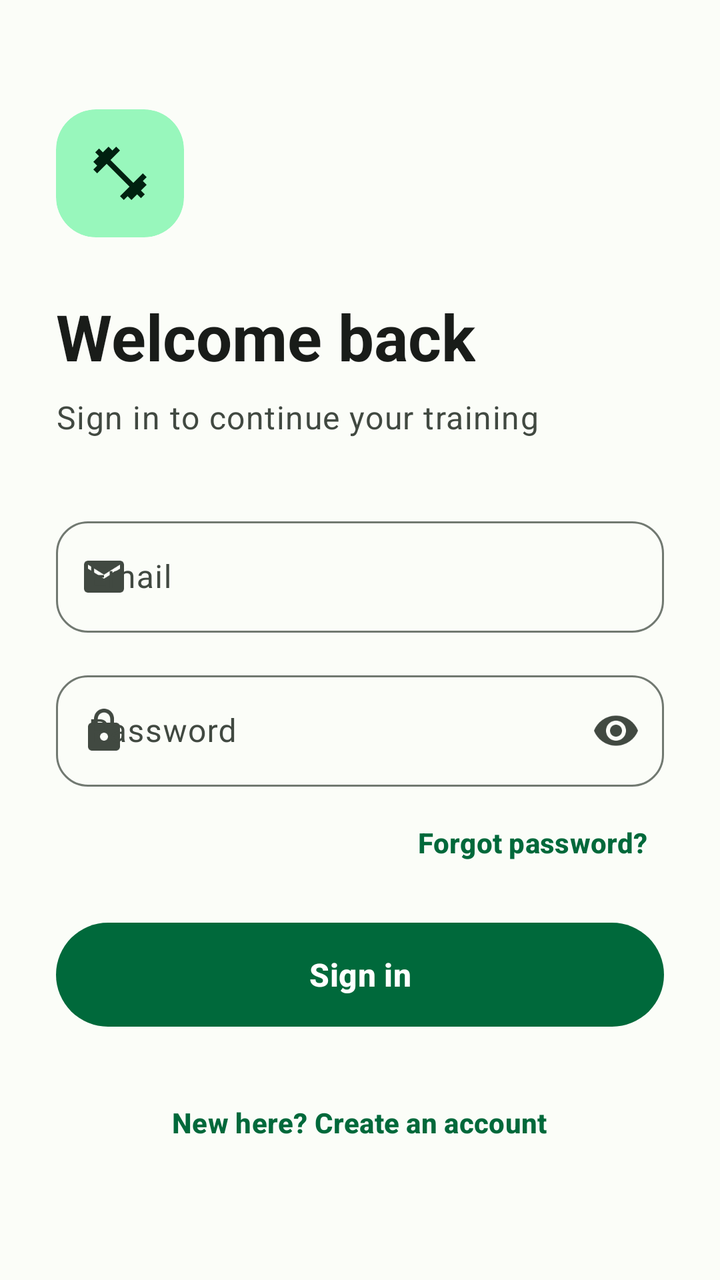
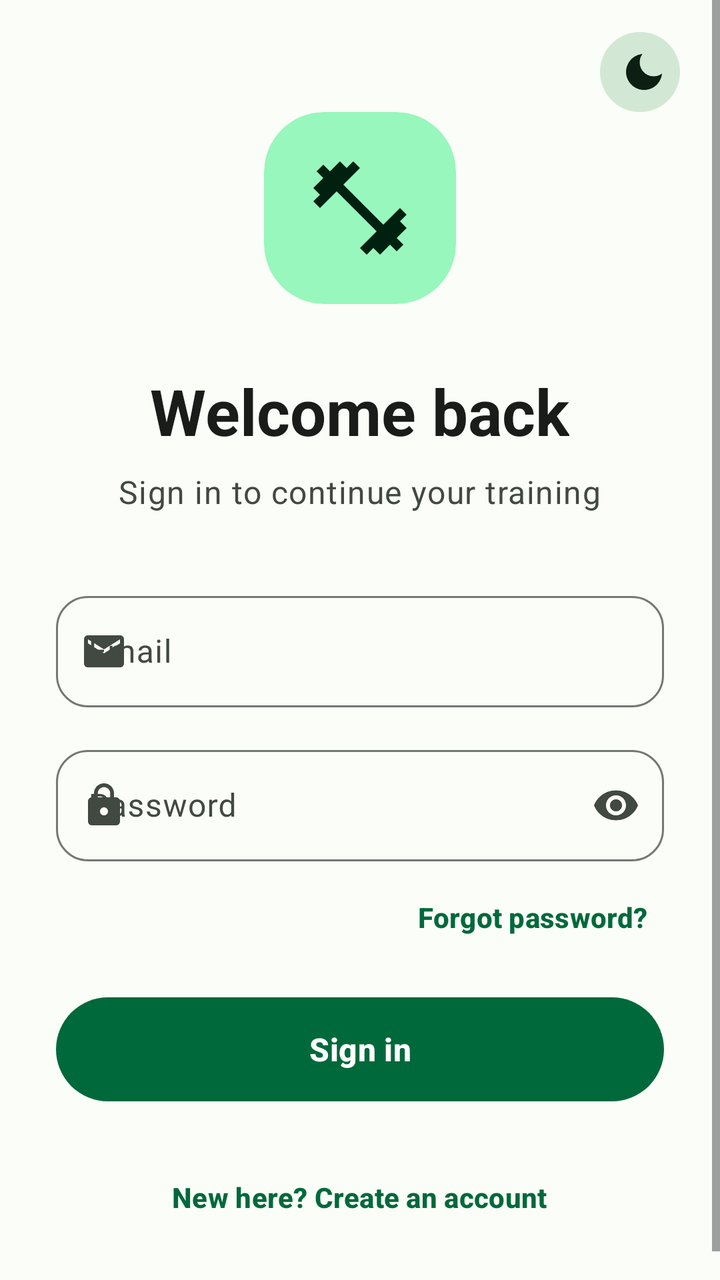

Screens rendered from an Android XML layout before and after an edit, with the pre-edit source and the edit as a unified diff.
<!-- AndroidManifest.xml: application theme Theme.FitnessTracker -->
<!-- res/layout/activity_login.xml -->
<?xml version="1.0" encoding="utf-8"?>
<ScrollView xmlns:android="http://schemas.android.com/apk/res/android"
    xmlns:app="http://schemas.android.com/apk/res-auto"
    xmlns:tools="http://schemas.android.com/tools"
    android:layout_width="match_parent"
    android:layout_height="match_parent"
    android:background="?attr/colorSurface"
    android:fillViewport="true"
    android:fitsSystemWindows="true"
    tools:context=".LoginActivity">

    <LinearLayout
        android:layout_width="match_parent"
        android:layout_height="wrap_content"
        android:gravity="center_vertical"
        android:orientation="vertical"
        android:paddingStart="28dp"
        android:paddingTop="32dp"
        android:paddingEnd="28dp"
        android:paddingBottom="32dp">

        
        <com.google.android.material.card.MaterialCardView
            style="@style/Widget.Material3.CardView.Filled"
            android:layout_width="64dp"
            android:layout_height="64dp"
            app:cardBackgroundColor="?attr/colorPrimaryContainer"
            app:cardCornerRadius="20dp"
            app:cardElevation="0dp">

            <ImageView
                android:layout_width="32dp"
                android:layout_height="32dp"
                android:layout_gravity="center"
                android:importantForAccessibility="no"
                app:srcCompat="@drawable/ic_workout"
                app:tint="?attr/colorOnPrimaryContainer" />
        </com.google.android.material.card.MaterialCardView>

        <TextView
            android:layout_width="wrap_content"
            android:layout_height="wrap_content"
            android:layout_marginTop="28dp"
            android:text="Welcome back"
            android:textAppearance="?attr/textAppearanceHeadlineLarge"
            android:textColor="?attr/colorOnSurface"
            android:textStyle="bold" />

        <TextView
            android:layout_width="wrap_content"
            android:layout_height="wrap_content"
            android:layout_marginTop="8dp"
            android:layout_marginBottom="36dp"
            android:text="Sign in to continue your training"
            android:textAppearance="?attr/textAppearanceBodyLarge"
            android:textColor="?attr/colorOnSurfaceVariant" />

        <com.google.android.material.textfield.TextInputLayout
            android:id="@+id/tilEmail"
            style="@style/Widget.Material3.TextInputLayout.OutlinedBox"
            android:layout_width="match_parent"
            android:layout_height="wrap_content"
            android:hint="Email"
            app:boxCornerRadiusBottomEnd="16dp"
            app:boxCornerRadiusBottomStart="16dp"
            app:boxCornerRadiusTopEnd="16dp"
            app:boxCornerRadiusTopStart="16dp"
            app:startIconDrawable="@drawable/ic_email">

            <com.google.android.material.textfield.TextInputEditText
                android:id="@+id/etEmail"
                android:layout_width="match_parent"
                android:layout_height="wrap_content"
                android:autofillHints="emailAddress"
                android:imeOptions="actionNext"
                android:inputType="textEmailAddress" />
        </com.google.android.material.textfield.TextInputLayout>

        <com.google.android.material.textfield.TextInputLayout
            android:id="@+id/tilPassword"
            style="@style/Widget.Material3.TextInputLayout.OutlinedBox"
            android:layout_width="match_parent"
            android:layout_height="wrap_content"
            android:layout_marginTop="16dp"
            android:hint="Password"
            app:boxCornerRadiusBottomEnd="16dp"
            app:boxCornerRadiusBottomStart="16dp"
            app:boxCornerRadiusTopEnd="16dp"
            app:boxCornerRadiusTopStart="16dp"
            app:endIconMode="password_toggle"
            app:startIconDrawable="@drawable/ic_lock">

            <com.google.android.material.textfield.TextInputEditText
                android:id="@+id/etPassword"
                android:layout_width="match_parent"
                android:layout_height="wrap_content"
                android:autofillHints="password"
                android:imeOptions="actionDone"
                android:inputType="textPassword" />
        </com.google.android.material.textfield.TextInputLayout>

        <TextView
            android:id="@+id/tvForgotPassword"
            android:layout_width="wrap_content"
            android:layout_height="wrap_content"
            android:layout_gravity="end"
            android:layout_marginTop="4dp"
            android:background="?attr/selectableItemBackground"
            android:clickable="true"
            android:focusable="true"
            android:gravity="center_vertical"
            android:minHeight="48dp"
            android:paddingStart="8dp"
            android:paddingEnd="8dp"
            android:text="Forgot password?"
            android:textAppearance="?attr/textAppearanceLabelLarge"
            android:textColor="?attr/colorPrimary"
            android:textStyle="bold" />

        <com.google.android.material.button.MaterialButton
            android:id="@+id/btnLogin"
            android:layout_width="match_parent"
            android:layout_height="60dp"
            android:layout_marginTop="12dp"
            android:text="Sign in"
            android:textAppearance="?attr/textAppearanceTitleMedium"
            android:textStyle="bold"
            app:cornerRadius="30dp" />

        <com.google.android.material.progressindicator.CircularProgressIndicator
            android:id="@+id/progress"
            android:layout_width="wrap_content"
            android:layout_height="wrap_content"
            android:layout_gravity="center_horizontal"
            android:layout_marginTop="20dp"
            android:indeterminate="true"
            android:visibility="gone" />

        <TextView
            android:id="@+id/tvRegister"
            android:layout_width="wrap_content"
            android:layout_height="wrap_content"
            android:layout_gravity="center_horizontal"
            android:layout_marginTop="20dp"
            android:background="?attr/selectableItemBackground"
            android:clickable="true"
            android:focusable="true"
            android:gravity="center"
            android:minHeight="48dp"
            android:paddingStart="12dp"
            android:paddingEnd="12dp"
            android:text="New here? Create an account"
            android:textAppearance="?attr/textAppearanceLabelLarge"
            android:textColor="?attr/colorPrimary"
            android:textStyle="bold" />
    </LinearLayout>
</ScrollView>
<!-- resources referenced by this layout -->
<resources>
  <!-- drawable ic_email (drawable) -->
  <?xml version="1.0" encoding="utf-8"?>
  <vector xmlns:android="http://schemas.android.com/apk/res/android"
      android:width="24dp"
      android:height="24dp"
      android:viewportWidth="24"
      android:viewportHeight="24">
      <path
          android:fillColor="#FFFFFFFF"
          android:pathData="M20,4H4C2.9,4 2.01,4.9 2.01,6L2,18c0,1.1 0.9,2 2,2h16c1.1,0 2,-0.9 2,-2V6c0,-1.1 -0.9,-2 -2,-2zM20,8l-8,5 -8,-5V6l8,5 8,-5v2z" />
  </vector>
  <!-- drawable ic_lock (drawable) -->
  <?xml version="1.0" encoding="utf-8"?>
  <vector xmlns:android="http://schemas.android.com/apk/res/android"
      android:width="24dp"
      android:height="24dp"
      android:viewportWidth="24"
      android:viewportHeight="24">
      <path
          android:fillColor="#FFFFFFFF"
          android:pathData="M18,8h-1V6c0,-2.76 -2.24,-5 -5,-5S7,3.24 7,6v2H6c-1.1,0 -2,0.9 -2,2v10c0,1.1 0.9,2 2,2h12c1.1,0 2,-0.9 2,-2V10c0,-1.1 -0.9,-2 -2,-2zM12,17c-1.1,0 -2,-0.9 -2,-2s0.9,-2 2,-2 2,0.9 2,2 -0.9,2 -2,2zM15.1,8H8.9V6c0,-1.71 1.39,-3.1 3.1,-3.1 1.71,0 3.1,1.39 3.1,3.1v2z" />
  </vector>
  <!-- drawable ic_workout (drawable) -->
  <?xml version="1.0" encoding="utf-8"?>
  <vector xmlns:android="http://schemas.android.com/apk/res/android"
      android:width="24dp"
      android:height="24dp"
      android:viewportWidth="24"
      android:viewportHeight="24">
      <path
          android:fillColor="#FFFFFFFF"
          android:pathData="M20.57,14.86L22,13.43 20.57,12 17,15.57 8.43,7 12,3.43 10.57,2 9.14,3.43 7.71,2 5.57,4.14 4.14,2.71 2.71,4.14l1.43,1.43L2,7.71l1.43,1.43L2,10.57 3.43,12 7,8.43 15.57,17 12,20.57 13.43,22l1.43,-1.43L16.29,22l2.14,-2.14 1.43,1.43 1.43,-1.43 -1.43,-1.43L22,16.29z" />
  </vector>
  <color name="fit_primary">#00693B</color>
  <color name="fit_on_primary">#FFFFFF</color>
  <color name="fit_primary_container">#98F7BC</color>
  <color name="fit_on_primary_container">#002110</color>
  <color name="fit_primary_inverse">#4ADE80</color>
  <color name="fit_secondary">#4F6354</color>
  <color name="fit_on_secondary">#FFFFFF</color>
  <color name="fit_secondary_container">#D2E8D5</color>
  <color name="fit_on_secondary_container">#0D1F13</color>
  <color name="fit_tertiary">#9A4500</color>
  <color name="fit_on_tertiary">#FFFFFF</color>
  <color name="fit_tertiary_container">#FFDBC8</color>
  <color name="fit_on_tertiary_container">#331200</color>
  <color name="fit_error">#BA1A1A</color>
  <color name="fit_on_error">#FFFFFF</color>
  <color name="fit_error_container">#FFDAD6</color>
  <color name="fit_on_error_container">#410002</color>
  <color name="fit_background">#FBFDF8</color>
  <color name="fit_on_background">#191C19</color>
  <color name="fit_surface">#FBFDF8</color>
  <color name="fit_on_surface">#191C19</color>
  <color name="fit_surface_variant">#DDE5DB</color>
  <color name="fit_on_surface_variant">#414941</color>
  <color name="fit_surface_inverse">#2E312E</color>
  <color name="fit_on_surface_inverse">#EFF1EC</color>
  <color name="fit_outline">#717971</color>
  <color name="fit_outline_variant">#C1C9BF</color>
  <color name="fit_surface_container_lowest">#FFFFFF</color>
  <color name="fit_surface_container_low">#F2F5F0</color>
  <color name="fit_surface_container">#ECEFEA</color>
  <color name="fit_surface_container_high">#E6E9E4</color>
  <color name="fit_surface_container_highest">#E1E3DE</color>
  <!-- unchanged entries left out for length: 1 -->
</resources>

<!-- the commit's change to res/layout/activity_login.xml (unified diff, before → after) -->
@@ -1,157 +1,179 @@
 <?xml version="1.0" encoding="utf-8"?>
-<ScrollView xmlns:android="http://schemas.android.com/apk/res/android"
+<FrameLayout xmlns:android="http://schemas.android.com/apk/res/android"
     xmlns:app="http://schemas.android.com/apk/res-auto"
     xmlns:tools="http://schemas.android.com/tools"
     android:layout_width="match_parent"
     android:layout_height="match_parent"
     android:background="?attr/colorSurface"
-    android:fillViewport="true"
     android:fitsSystemWindows="true"
     tools:context=".LoginActivity">
 
-    <LinearLayout
+    <ScrollView
         android:layout_width="match_parent"
-        android:layout_height="wrap_content"
-        android:gravity="center_vertical"
-        android:orientation="vertical"
-        android:paddingStart="28dp"
-        android:paddingTop="32dp"
-        android:paddingEnd="28dp"
-        android:paddingBottom="32dp">
+        android:layout_height="match_parent"
+        android:fillViewport="true">
 
-        
-        <com.google.android.material.card.MaterialCardView
-            style="@style/Widget.Material3.CardView.Filled"
-            android:layout_width="64dp"
-            android:layout_height="64dp"
-            app:cardBackgroundColor="?attr/colorPrimaryContainer"
-            app:cardCornerRadius="20dp"
-            app:cardElevation="0dp">
-
-            <ImageView
-                android:layout_width="32dp"
-                android:layout_height="32dp"
-                android:layout_gravity="center"
-                android:importantForAccessibility="no"
-                app:srcCompat="@drawable/ic_workout"
-                app:tint="?attr/colorOnPrimaryContainer" />
-        </com.google.android.material.card.MaterialCardView>
-
-        <TextView
-            android:layout_width="wrap_content"
-            android:layout_height="wrap_content"
-            android:layout_marginTop="28dp"
-            android:text="Welcome back"
-            android:textAppearance="?attr/textAppearanceHeadlineLarge"
-            android:textColor="?attr/colorOnSurface"
-            android:textStyle="bold" />
-
-        <TextView
-            android:layout_width="wrap_content"
-            android:layout_height="wrap_content"
-            android:layout_marginTop="8dp"
-            android:layout_marginBottom="36dp"
-            android:text="Sign in to continue your training"
-            android:textAppearance="?attr/textAppearanceBodyLarge"
-            android:textColor="?attr/colorOnSurfaceVariant" />
-
-        <com.google.android.material.textfield.TextInputLayout
-            android:id="@+id/tilEmail"
-            style="@style/Widget.Material3.TextInputLayout.OutlinedBox"
+        <LinearLayout
             android:layout_width="match_parent"
             android:layout_height="wrap_content"
-            android:hint="Email"
-            app:boxCornerRadiusBottomEnd="16dp"
-            app:boxCornerRadiusBottomStart="16dp"
-            app:boxCornerRadiusTopEnd="16dp"
-            app:boxCornerRadiusTopStart="16dp"
-            app:startIconDrawable="@drawable/ic_email">
+            android:gravity="center_horizontal"
+            android:orientation="vertical"
+            android:paddingStart="28dp"
+            android:paddingTop="56dp"
+            android:paddingEnd="28dp"
+            android:paddingBottom="32dp">
 
-            <com.google.android.material.textfield.TextInputEditText
-                android:id="@+id/etEmail"
+            
+            <com.google.android.material.card.MaterialCardView
+                style="@style/Widget.Material3.CardView.Filled"
+                android:layout_width="96dp"
+                android:layout_height="96dp"
+                android:layout_gravity="center_horizontal"
+                app:cardBackgroundColor="?attr/colorPrimaryContainer"
+                app:cardCornerRadius="30dp"
+                app:cardElevation="0dp">
+
+                <ImageView
+                    android:layout_width="56dp"
+                    android:layout_height="56dp"
+                    android:layout_gravity="center"
+                    android:importantForAccessibility="no"
+                    app:srcCompat="@drawable/ic_workout"
+                    app:tint="?attr/colorOnPrimaryContainer" />
+            </com.google.android.material.card.MaterialCardView>
+
+            <TextView
+                android:layout_width="wrap_content"
+                android:layout_height="wrap_content"
+                android:layout_marginTop="32dp"
+                android:gravity="center"
+                android:text="Welcome back"
+                android:textAppearance="?attr/textAppearanceHeadlineLarge"
+                android:textColor="?attr/colorOnSurface"
+                android:textStyle="bold" />
+
+            <TextView
+                android:layout_width="wrap_content"
+                android:layout_height="wrap_content"
+                android:layout_marginTop="8dp"
+                android:layout_marginBottom="36dp"
+                android:gravity="center"
+                android:text="Sign in to continue your training"
+                android:textAppearance="?attr/textAppearanceBodyLarge"
+                android:textColor="?attr/colorOnSurfaceVariant" />
+
+            <com.google.android.material.textfield.TextInputLayout
+                android:id="@+id/tilEmail"
+                style="@style/Widget.Material3.TextInputLayout.OutlinedBox"
                 android:layout_width="match_parent"
                 android:layout_height="wrap_content"
-                android:autofillHints="emailAddress"
-                android:imeOptions="actionNext"
-                android:inputType="textEmailAddress" />
-        </com.google.android.material.textfield.TextInputLayout>
+                android:hint="Email"
+                app:boxCornerRadiusBottomEnd="16dp"
+                app:boxCornerRadiusBottomStart="16dp"
+                app:boxCornerRadiusTopEnd="16dp"
+                app:boxCornerRadiusTopStart="16dp"
+                app:startIconDrawable="@drawable/ic_email">
 
-        <com.google.android.material.textfield.TextInputLayout
-            android:id="@+id/tilPassword"
-            style="@style/Widget.Material3.TextInputLayout.OutlinedBox"
-            android:layout_width="match_parent"
-            android:layout_height="wrap_content"
-            android:layout_marginTop="16dp"
-            android:hint="Password"
-            app:boxCornerRadiusBottomEnd="16dp"
-            app:boxCornerRadiusBottomStart="16dp"
-            app:boxCornerRadiusTopEnd="16dp"
-            app:boxCornerRadiusTopStart="16dp"
-            app:endIconMode="password_toggle"
-            app:startIconDrawable="@drawable/ic_lock">
+                <com.google.android.material.textfield.TextInputEditText
+                    android:id="@+id/etEmail"
+                    android:layout_width="match_parent"
+                    android:layout_height="wrap_content"
+                    android:autofillHints="emailAddress"
+                    android:imeOptions="actionNext"
+                    android:inputType="textEmailAddress" />
+            </com.google.android.material.textfield.TextInputLayout>
 
-            <com.google.android.material.textfield.TextInputEditText
-                android:id="@+id/etPassword"
+            <com.google.android.material.textfield.TextInputLayout
+                android:id="@+id/tilPassword"
+                style="@style/Widget.Material3.TextInputLayout.OutlinedBox"
                 android:layout_width="match_parent"
                 android:layout_height="wrap_content"
-                android:autofillHints="password"
-                android:imeOptions="actionDone"
-                android:inputType="textPassword" />
-        </com.google.android.material.textfield.TextInputLayout>
+                android:layout_marginTop="16dp"
+                android:hint="Password"
+                app:boxCornerRadiusBottomEnd="16dp"
+                app:boxCornerRadiusBottomStart="16dp"
+                app:boxCornerRadiusTopEnd="16dp"
+                app:boxCornerRadiusTopStart="16dp"
+                app:endIconMode="password_toggle"
+                app:startIconDrawable="@drawable/ic_lock">
 
-        <TextView
-            android:id="@+id/tvForgotPassword"
-            android:layout_width="wrap_content"
-            android:layout_height="wrap_content"
-            android:layout_gravity="end"
-            android:layout_marginTop="4dp"
-            android:background="?attr/selectableItemBackground"
-            android:clickable="true"
-            android:focusable="true"
-            android:gravity="center_vertical"
-            android:minHeight="48dp"
-            android:paddingStart="8dp"
-            android:paddingEnd="8dp"
-            android:text="Forgot password?"
-            android:textAppearance="?attr/textAppearanceLabelLarge"
-            android:textColor="?attr/colorPrimary"
-            android:textStyle="bold" />
+                <com.google.android.material.textfield.TextInputEditText
+                    android:id="@+id/etPassword"
+                    android:layout_width="match_parent"
+                    android:layout_height="wrap_content"
+                    android:autofillHints="password"
+                    android:imeOptions="actionDone"
+                    android:inputType="textPassword" />
+            </com.google.android.material.textfield.TextInputLayout>
 
-        <com.google.android.material.button.MaterialButton
-            android:id="@+id/btnLogin"
-            android:layout_width="match_parent"
-            android:layout_height="60dp"
-            android:layout_marginTop="12dp"
-            android:text="Sign in"
-            android:textAppearance="?attr/textAppearanceTitleMedium"
-            android:textStyle="bold"
-            app:cornerRadius="30dp" />
+            <TextView
+                android:id="@+id/tvForgotPassword"
+                android:layout_width="wrap_content"
+                android:layout_height="wrap_content"
+                android:layout_gravity="end"
+                android:layout_marginTop="4dp"
+                android:background="?attr/selectableItemBackground"
+                android:clickable="true"
+                android:focusable="true"
+                android:gravity="center_vertical"
+                android:minHeight="48dp"
+                android:paddingStart="8dp"
+                android:paddingEnd="8dp"
+                android:text="Forgot password?"
+                android:textAppearance="?attr/textAppearanceLabelLarge"
+                android:textColor="?attr/colorPrimary"
+                android:textStyle="bold" />
 
-        <com.google.android.material.progressindicator.CircularProgressIndicator
-            android:id="@+id/progress"
-            android:layout_width="wrap_content"
-            android:layout_height="wrap_content"
-            android:layout_gravity="center_horizontal"
-            android:layout_marginTop="20dp"
-            android:indeterminate="true"
-            android:visibility="gone" />
+            <com.google.android.material.button.MaterialButton
+                android:id="@+id/btnLogin"
+                android:layout_width="match_parent"
+                android:layout_height="60dp"
+                android:layout_marginTop="12dp"
+                android:text="Sign in"
+                android:textAppearance="?attr/textAppearanceTitleMedium"
+                android:textStyle="bold"
+                app:cornerRadius="30dp" />
 
-        <TextView
-            android:id="@+id/tvRegister"
-            android:layout_width="wrap_content"
-            android:layout_height="wrap_content"
-            android:layout_gravity="center_horizontal"
-            android:layout_marginTop="20dp"
-            android:background="?attr/selectableItemBackground"
-            android:clickable="true"
-            android:focusable="true"
-            android:gravity="center"
-            android:minHeight="48dp"
-            android:paddingStart="12dp"
-            android:paddingEnd="12dp"
-            android:text="New here? Create an account"
-            android:textAppearance="?attr/textAppearanceLabelLarge"
-            android:textColor="?attr/colorPrimary"
-            android:textStyle="bold" />
-    </LinearLayout>
-</ScrollView>
+            <com.google.android.material.progressindicator.CircularProgressIndicator
+                android:id="@+id/progress"
+                android:layout_width="wrap_content"
+                android:layout_height="wrap_content"
+                android:layout_gravity="center_horizontal"
+                android:layout_marginTop="20dp"
+                android:indeterminate="true"
+                android:visibility="gone" />
+
+            <TextView
+                android:id="@+id/tvRegister"
+                android:layout_width="wrap_content"
+                android:layout_height="wrap_content"
+                android:layout_gravity="center_horizontal"
+                android:layout_marginTop="20dp"
+                android:background="?attr/selectableItemBackground"
+                android:clickable="true"
+                android:focusable="true"
+                android:gravity="center"
+                android:minHeight="48dp"
+                android:paddingStart="12dp"
+                android:paddingEnd="12dp"
+                android:text="New here? Create an account"
+                android:textAppearance="?attr/textAppearanceLabelLarge"
+                android:textColor="?attr/colorPrimary"
+                android:textStyle="bold" />
+        </LinearLayout>
+    </ScrollView>
+
+    
+    <com.google.android.material.button.MaterialButton
+        android:id="@+id/btnThemeToggle"
+        style="@style/Widget.Material3.Button.IconButton.Filled.Tonal"
+        android:layout_width="48dp"
+        android:layout_height="48dp"
+        android:layout_gravity="top|end"
+        android:layout_marginTop="12dp"
+        android:layout_marginEnd="16dp"
+        android:contentDescription="Toggle light or dark mode"
+        app:icon="@drawable/ic_theme_toggle"
+        app:iconSize="24dp" />
+
+</FrameLayout>
<!-- resource entries referenced after the edit -->
@@ -21,6 +21,17 @@
       <path
           android:fillColor="#FFFFFFFF"
           android:pathData="M18,8h-1V6c0,-2.76 -2.24,-5 -5,-5S7,3.24 7,6v2H6c-1.1,0 -2,0.9 -2,2v10c0,1.1 0.9,2 2,2h12c1.1,0 2,-0.9 2,-2V10c0,-1.1 -0.9,-2 -2,-2zM12,17c-1.1,0 -2,-0.9 -2,-2s0.9,-2 2,-2 2,0.9 2,2 -0.9,2 -2,2zM15.1,8H8.9V6c0,-1.71 1.39,-3.1 3.1,-3.1 1.71,0 3.1,1.39 3.1,3.1v2z" />
+  </vector>
+  <!-- drawable ic_theme_toggle (drawable) -->
+  <?xml version="1.0" encoding="utf-8"?>
+  <vector xmlns:android="http://schemas.android.com/apk/res/android"
+      android:width="24dp"
+      android:height="24dp"
+      android:viewportWidth="24"
+      android:viewportHeight="24">
+      <path
+          android:fillColor="#FFFFFFFF"
+          android:pathData="M21,12.79A9,9 0 1,1 11.21,3 7,7 0 0,0 21,12.79z" />
   </vector>
   <!-- drawable ic_workout (drawable) -->
   <?xml version="1.0" encoding="utf-8"?>
